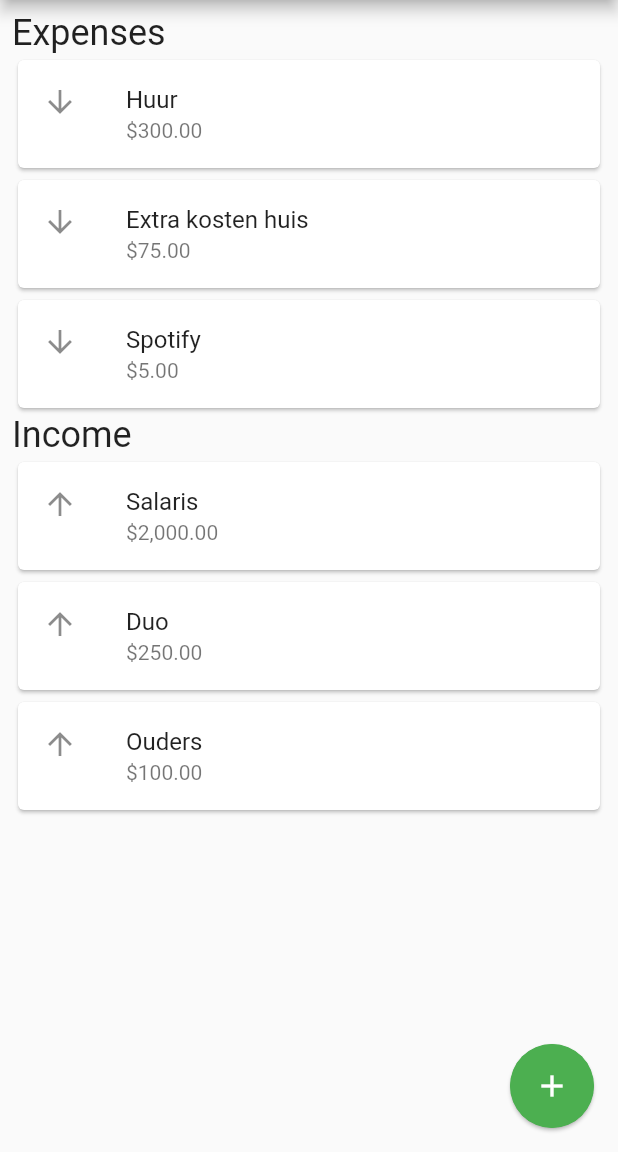
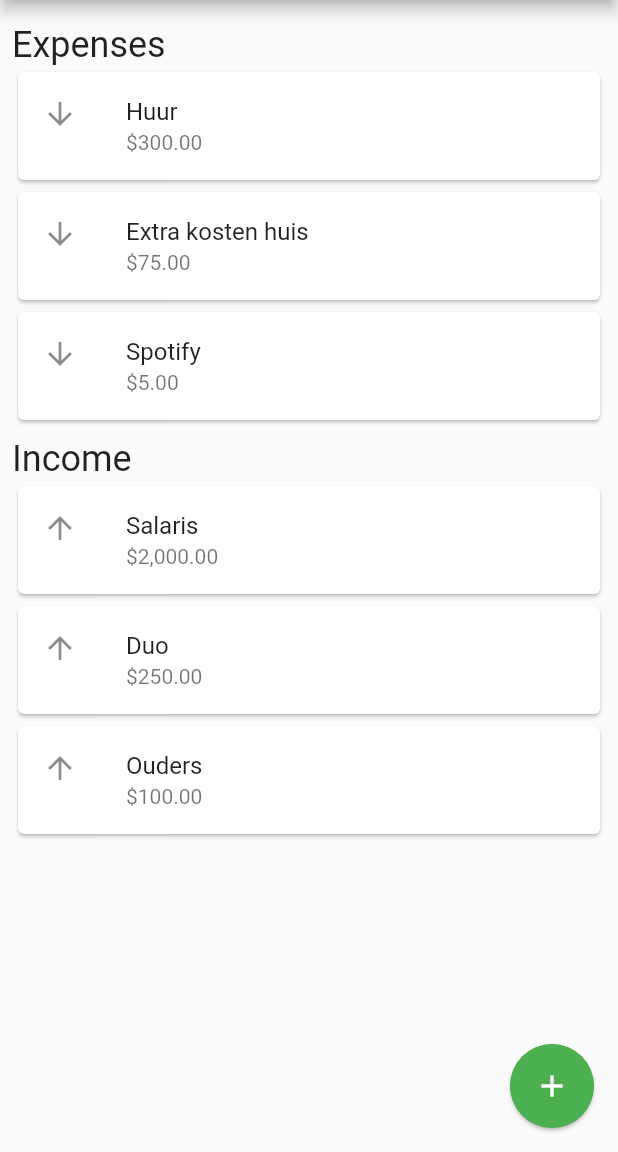
Before and after one commit to 2zqa/money_manager_flutter, a Flutter app: the screen it shows after launch, on a phone screen of 412 x 824 dp, the part 84-1236 px from its top. Run offline on Flutter 3.47's test engine with Material 2 defaults, Android fonts, the phone set to English and light mode, and no system bars; generated files the repository leaves out were written again.

Commit message:
Update styling of HeadingItem

```diff
--- a/lib/widgets/balance_item.dart
+++ b/lib/widgets/balance_item.dart
@@ -115,7 +115,10 @@ class HeadingItem extends StatelessWidget {
 
   @override
   Widget build(BuildContext context) {
-    return Text(heading, style: Theme.of(context).textTheme.headline5);
+    return Padding(
+      padding: const EdgeInsets.only(top: 8.0),
+      child: Text(heading, style: Theme.of(context).textTheme.headline5),
+    );
   }
 }
 
```
